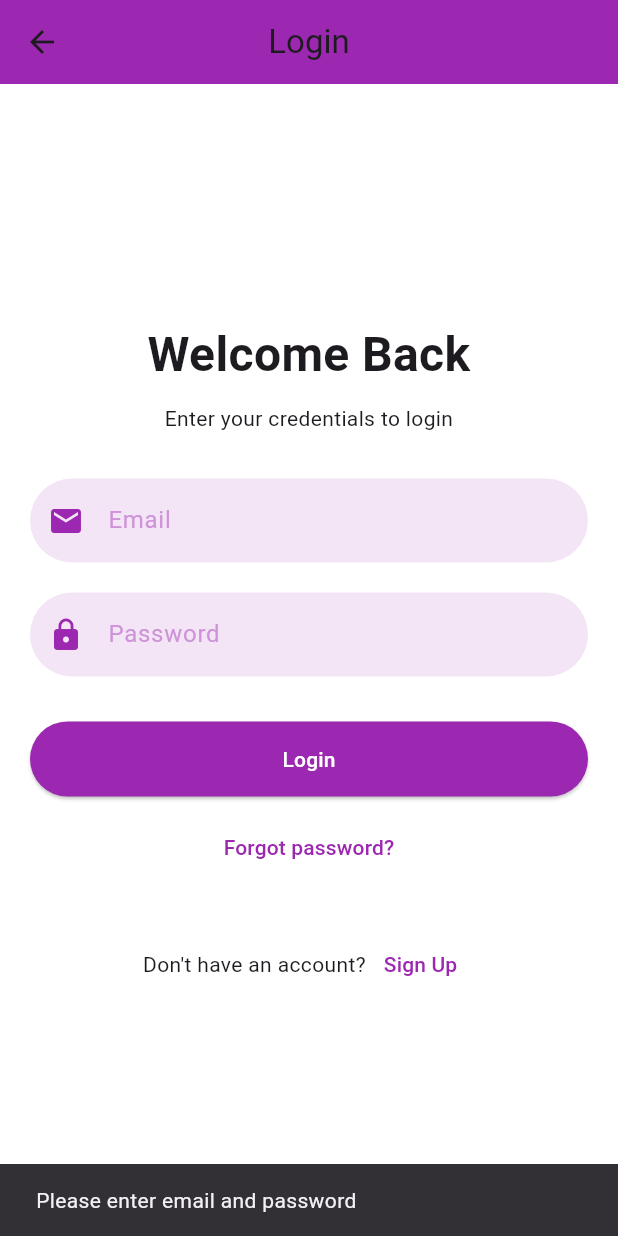
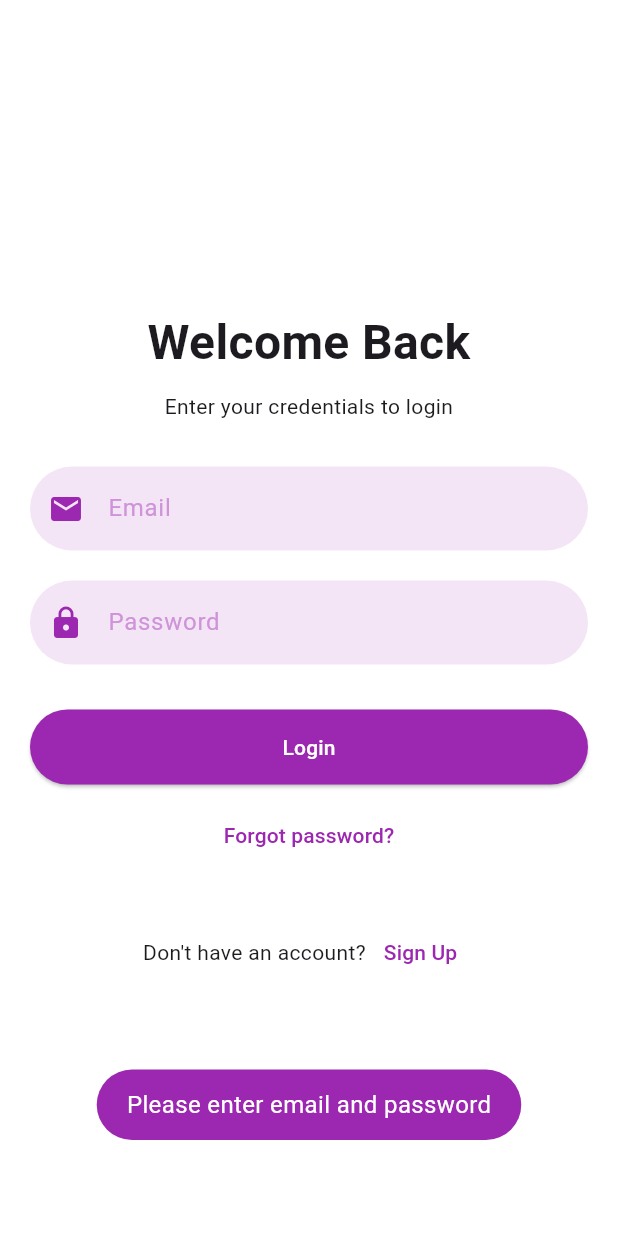
Before and after one commit to Nafizanowrin/flutter-quiz-app, a Flutter app: the screen it shows after launch, after a tap on "Login", on a phone screen of 412 x 824 dp. Run offline on Flutter 3.47's test engine with Material 3 defaults, Android fonts, the phone set to English and light mode, and no system bars; our stand-ins replace audioplayers, flutter_secure_storage, fluttertoast, google_fonts, jwt_decoder, share_plus and 1 more.

Commit message:
added toast notifications to login.dart

```diff
--- a/lib/pages/login.dart
+++ b/lib/pages/login.dart
@@ -1,4 +1,5 @@
 import 'package:flutter/material.dart';
+import 'package:fluttertoast/fluttertoast.dart';
 import '../services/auth_service.dart';
 
 class LoginPage extends StatefulWidget {
@@ -9,66 +10,72 @@ class LoginPage extends StatefulWidget {
 }
 
 class _LoginPageState extends State<LoginPage> {
-  // Controllers store text input from the email and password fields
+  // Controllers store txt input from the email and password fields
   final _emailController = TextEditingController();
   final _passwordController = TextEditingController();
 
   // Boolean used to manage loading state (true when waiting for login to complete)
   bool _loading = false;
-
-  // Handles the main login process
-  // 1. Validates email and password are not empty
-  // 2. Calls AuthService().login(email, password)
-  // 3. Shows success or error message
-  // 4. Navigates to home on success
   Future<void> _handleLogin() async {
     final email = _emailController.text.trim();
     final password = _passwordController.text.trim();
 
-    // 1. Ensure both fields are filled
     if (email.isEmpty || password.isEmpty) {
-      ScaffoldMessenger.of(context).showSnackBar(
-        const SnackBar(content: Text('Please enter email and password')),
+      Fluttertoast.showToast(
+        msg: 'Please enter email and password',
+        toastLength: Toast.LENGTH_SHORT,
+        gravity: ToastGravity.BOTTOM,
+        backgroundColor: Colors.purple,
+        textColor: Colors.white,
+        fontSize: 16.0,
       );
       return;
     }
 
-    // 2. Start loading indicator
     setState(() => _loading = true);
 
     try {
-      // 3. Create instance of AuthService to handle API request
       final auth = AuthService();
-
-      // 4. Send credentials to server for validation
       final res = await auth.login(email, password);
 
-      // 5. If login success (ok == true)
       if (res['ok'] == true) {
         if (!mounted) return;
-        ScaffoldMessenger.of(context).showSnackBar(
-          SnackBar(content: Text(res['message'] ?? 'Logged in successfully')),
+        Fluttertoast.showToast(
+          msg: res['message'] ?? 'Logged in successfully',
+          toastLength: Toast.LENGTH_SHORT,
+          gravity: ToastGravity.BOTTOM,
+          backgroundColor: Colors.green,
+          textColor: Colors.white,
+          fontSize: 16.0,
         );
-        // Navigate to home screen
         Navigator.pushReplacementNamed(context, '/home');
       } else {
-        // 6. Handle failed login (wrong password or invalid credentials)
         if (!mounted) return;
-        ScaffoldMessenger.of(context).showSnackBar(
-          SnackBar(content: Text(res['message'].toString())),
+        Fluttertoast.showToast(
+          msg: res['message'].toString(),
+          toastLength: Toast.LENGTH_SHORT,
+          gravity: ToastGravity.BOTTOM,
+          backgroundColor: Colors.red,
+          textColor: Colors.white,
+          fontSize: 16.0,
         );
       }
     } catch (e) {
-      // 7. Catch connection or unexpected errors
       if (!mounted) return;
-      ScaffoldMessenger.of(context).showSnackBar(
-        SnackBar(content: Text('Connection error: $e')),
+      Fluttertoast.showToast(
+        msg: 'Connection error: $e',
+        toastLength: Toast.LENGTH_SHORT,
+        gravity: ToastGravity.BOTTOM,
+        backgroundColor: Colors.red,
+        textColor: Colors.white,
+        fontSize: 16.0,
       );
+
     } finally {
-      // 8. Always remove loading spinner at the end
       if (mounted) setState(() => _loading = false);
     }
   }
+
 
   @override
   void dispose() {
@@ -79,7 +86,7 @@ class _LoginPageState extends State<LoginPage> {
   }
 
   // Creates a reusable input decoration with consistent look for text fields
-  // Includes light purple background, prefix icon, and rounded corners
+  // Includes light purple bg, prefix icon, and rounded corners
   InputDecoration _createInputDecoration({
     required String hint,
     required IconData icon,
@@ -101,19 +108,19 @@ class _LoginPageState extends State<LoginPage> {
   Widget build(BuildContext context) {
     return Scaffold(
       // App bar at the top with title and back button
-      appBar: AppBar(
-        backgroundColor: Colors.purple,
-        title: const Text('Login'),
-        centerTitle: true,
-        leading: IconButton(
-          icon: const Icon(Icons.arrow_back),
-          onPressed: () => Navigator.pop(context),
-        ),
-      ),
+      //appBar: AppBar(
+        //backgroundColor: Colors.purple,
+        //title: const Text('Login'),
+       // centerTitle: true,
+       // leading: IconButton(
+         // icon: const Icon(Icons.arrow_back),
+          //onPressed: () => Navigator.pop(context),
+        //),
+      //),
 
       // Main body section of the login page
       body: Padding(
-        padding: const EdgeInsets.symmetric(horizontal: 20),
+        padding: const EdgeInsets.fromLTRB(20, 40, 20, 0),
         child: Center(
           child: SingleChildScrollView(
             child: Column(
@@ -177,10 +184,9 @@ class _LoginPageState extends State<LoginPage> {
                 ),
                 const SizedBox(height: 10),
 
-                // Placeholder for "Forgot password" (can be implemented later)
+                // Placeholder for Forgot password (can be implemented later)
                 TextButton(
                   onPressed: () {
-                    // Future implementation can go here
                   },
                   style: TextButton.styleFrom(foregroundColor: Colors.purple),
                   child: const Text('Forgot password?'),
```
